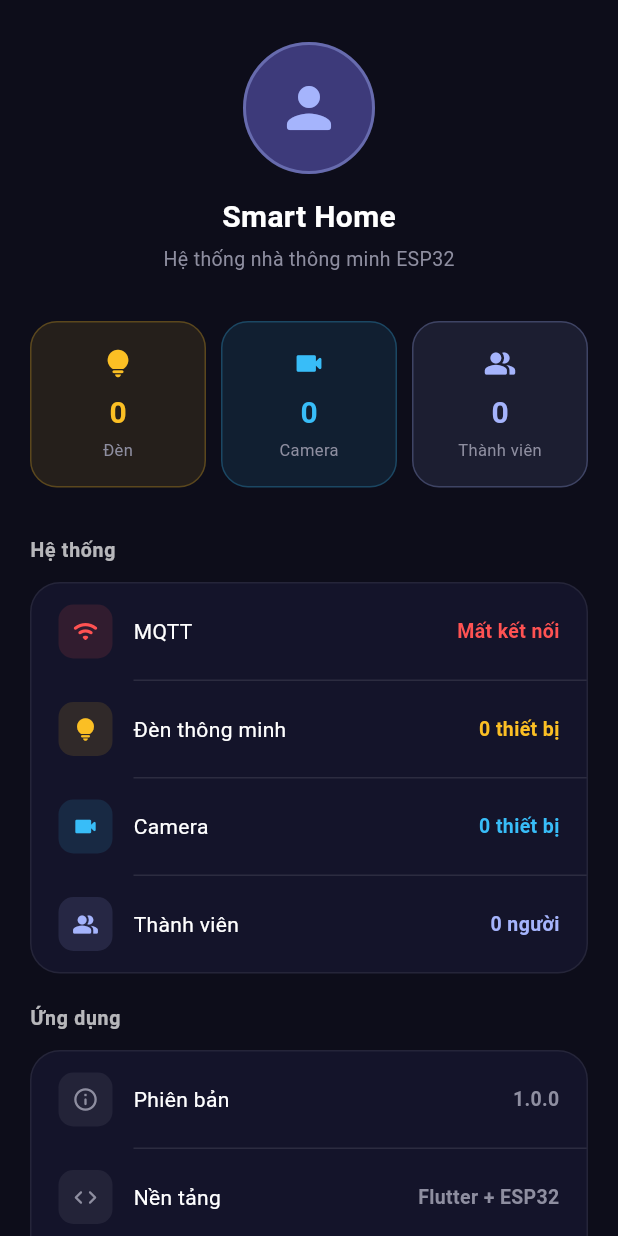
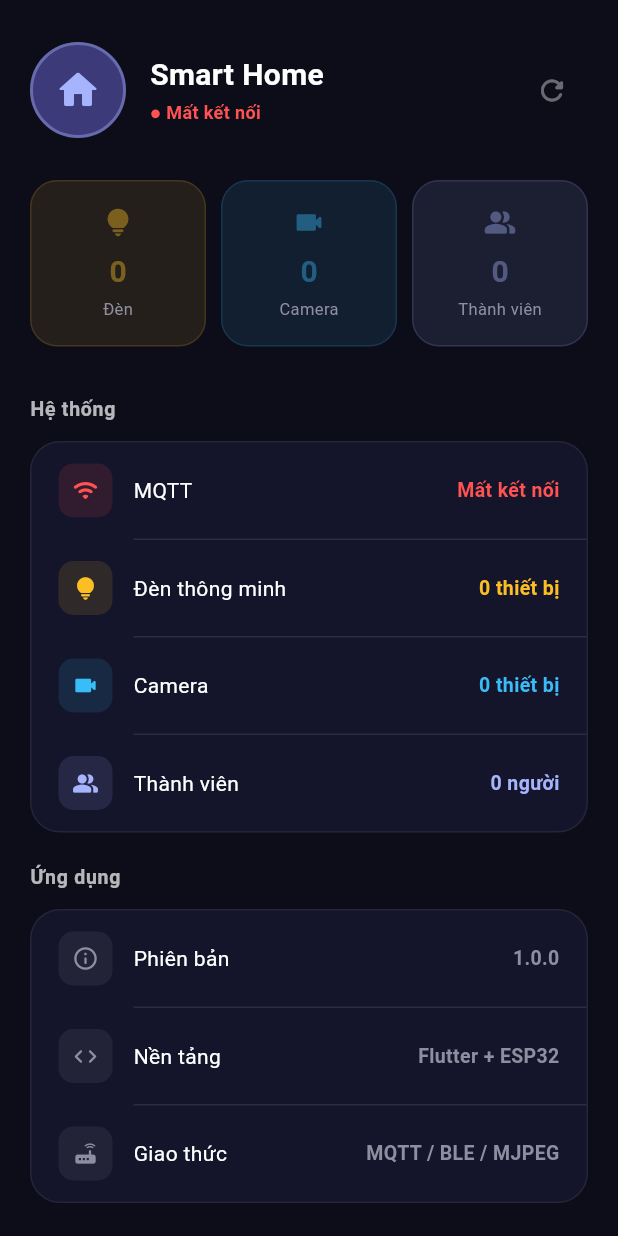
Before and after one commit to thinh1122/smart-home-esp32cam-app, a Flutter app: the ProfileScreen screen opened directly, on a phone screen of 412 x 824 dp. Run offline on Flutter 3.47's test engine with Material 3 defaults, Android fonts, the phone set to English and light mode, and no system bars; our stand-ins replace flutter_blue_plus, flutter_local_notifications, image_picker, shared_preferences, sqflite; missing offline and left inert: bonsoir, mqtt_client, wifi_scan; accounts and stored records are empty; network calls fail.

Commit message:
Feat: đổi vị trí tab Devices/Profile + xoá switch trong Devices + navigate từ Profile
- Tab order: Home / Members / Devices / Profile
- DevicesScreen: bỏ nút bật/tắt, chỉ giữ nút xoá
- ProfileScreen: bấm Đèn → chọn phòng → điều khiển; Camera → Home; Thành viên → MembersScreen

Co-Authored-By: Claude Sonnet 4.6 <noreply@anthropic.com>

```diff
--- a/FLUTTER/lib/presentation/screens/main_screen.dart
+++ b/FLUTTER/lib/presentation/screens/main_screen.dart
@@ -18,15 +18,15 @@ class _MainScreenState extends State<MainScreen> {
   static const _tabs = [
     _TabItem(icon: Icons.home_rounded,      label: 'Home'),
     _TabItem(icon: Icons.people_alt_rounded, label: 'Members'),
+    _TabItem(icon: Icons.devices_rounded,    label: 'Devices'),
     _TabItem(icon: Icons.person_rounded,     label: 'Profile'),
-    _TabItem(icon: Icons.devices_rounded,    label: 'Devices'),
   ];
 
   final _pages = const [
     HomeDashboard(),
     MembersScreen(),
+    DevicesScreen(),
     ProfileScreen(),
-    DevicesScreen(),
   ];
 
   @override
--- a/FLUTTER/lib/presentation/screens/profile/profile_screen.dart
+++ b/FLUTTER/lib/presentation/screens/profile/profile_screen.dart
@@ -2,6 +2,8 @@ import 'package:flutter/material.dart';
 import '../../../core/theme/app_theme.dart';
 import '../../../core/services/database_helper.dart';
 import '../../../core/services/mqtt_service.dart';
+import '../lights/living_room_light_screen.dart';
+import '../members/members_screen.dart';
 
 class ProfileScreen extends StatefulWidget {
   const ProfileScreen({super.key});
@@ -11,10 +13,11 @@ class ProfileScreen extends StatefulWidget {
 }
 
 class _ProfileScreenState extends State<ProfileScreen> {
-  int _lightCount  = 0;
-  int _cameraCount = 0;
-  int _memberCount = 0;
-  bool _mqttOk     = false;
+  int  _lightCount  = 0;
+  int  _cameraCount = 0;
+  int  _memberCount = 0;
+  bool _mqttOk      = false;
+  List<Map<String, dynamic>> _lightDevices = [];
 
   @override
   void initState() {
@@ -25,14 +28,70 @@ class _ProfileScreenState extends State<ProfileScreen> {
   Future<void> _loadStats() async {
     final devices = await DatabaseHelper.instance.getAllDevices();
     final members = await DatabaseHelper.instance.getAllMembers();
-    final mqtt    = MQTTService().isConnected;
     if (!mounted) return;
     setState(() {
-      _lightCount  = devices.where((d) => d['device_type'] == 'light').length;
-      _cameraCount = devices.where((d) => d['device_type'] == 'camera').length;
-      _memberCount = members.length;
-      _mqttOk      = mqtt;
+      _lightDevices = devices.where((d) => d['device_type'] == 'light').toList();
+      _lightCount   = _lightDevices.length;
+      _cameraCount  = devices.where((d) => d['device_type'] == 'camera').length;
+      _memberCount  = members.length;
+      _mqttOk       = MQTTService().isConnected;
     });
+  }
+
+  // Bấm vào chip đèn → chọn phòng rồi navigate
+  void _onTapLight() {
+    if (_lightDevices.isEmpty) return;
+    if (_lightDevices.length == 1) {
+      final room = _lightDevices.first['room'] as String;
+      Navigator.push(context,
+          MaterialPageRoute(builder: (_) => LivingRoomLightScreen(room: room)));
+      return;
+    }
+    // Có nhiều đèn → hiện bottom sheet chọn phòng
+    showModalBottomSheet(
+      context: context,
+      backgroundColor: AppColors.card,
+      shape: const RoundedRectangleBorder(
+          borderRadius: BorderRadius.vertical(top: Radius.circular(24))),
+      builder: (ctx) => Padding(
+        padding: const EdgeInsets.fromLTRB(24, 16, 24, 32),
+        child: Column(
+          mainAxisSize: MainAxisSize.min,
+          crossAxisAlignment: CrossAxisAlignment.start,
+          children: [
+            Center(child: Container(width: 40, height: 4,
+                decoration: BoxDecoration(color: Colors.white24, borderRadius: BorderRadius.circular(2)))),
+            const SizedBox(height: 16),
+            const Text('Chọn phòng', style: TextStyle(color: Colors.white, fontSize: 16, fontWeight: FontWeight.bold)),
+            const SizedBox(height: 12),
+            ..._lightDevices.map((d) {
+              final room = d['room'] as String;
+              final name = d['name'] as String;
+              return ListTile(
+                leading: const Icon(Icons.lightbulb_rounded, color: AppColors.lightColor),
+                title: Text(name, style: const TextStyle(color: Colors.white)),
+                subtitle: Text(room, style: const TextStyle(color: AppColors.textSecondary, fontSize: 12)),
+                onTap: () {
+                  Navigator.pop(ctx);
+                  Navigator.push(context,
+                      MaterialPageRoute(builder: (_) => LivingRoomLightScreen(room: room)));
+                },
+              );
+            }),
+          ],
+        ),
+      ),
+    );
+  }
+
+  void _onTapCamera() {
+    // Navigate về Home tab (index 0) — dùng Navigator pop về root
+    Navigator.of(context).popUntil((r) => r.isFirst);
+  }
+
+  void _onTapMembers() {
+    Navigator.push(context,
+        MaterialPageRoute(builder: (_) => const MembersScreen()));
   }
 
   @override
@@ -44,31 +103,48 @@ class _ProfileScreenState extends State<ProfileScreen> {
           padding: const EdgeInsets.symmetric(horizontal: 20),
           children: [
             const SizedBox(height: 28),
-            _buildAvatar(),
-            const SizedBox(height: 32),
+            _buildHeader(),
+            const SizedBox(height: 28),
             _buildStatRow(),
             const SizedBox(height: 32),
             _sectionTitle('Hệ thống'),
             const SizedBox(height: 12),
             _buildInfoCard([
-              _InfoRow(Icons.wifi_rounded,
-                  'MQTT',
-                  _mqttOk ? 'Đã kết nối' : 'Mất kết nối',
-                  _mqttOk ? AppColors.success : Colors.redAccent),
-              _InfoRow(Icons.lightbulb_rounded,
-                  'Đèn thông minh', '$_lightCount thiết bị', AppColors.lightColor),
-              _InfoRow(Icons.videocam_rounded,
-                  'Camera', '$_cameraCount thiết bị', AppColors.cameraColor),
-              _InfoRow(Icons.people_alt_rounded,
-                  'Thành viên', '$_memberCount người', AppColors.accentLight),
+              _InfoTile(
+                icon: Icons.wifi_rounded,
+                label: 'MQTT',
+                value: _mqttOk ? 'Đã kết nối' : 'Mất kết nối',
+                color: _mqttOk ? AppColors.success : Colors.redAccent,
+              ),
+              _InfoTile(
+                icon: Icons.lightbulb_rounded,
+                label: 'Đèn thông minh',
+                value: '$_lightCount thiết bị',
+                color: AppColors.lightColor,
+                onTap: _lightCount > 0 ? _onTapLight : null,
+              ),
+              _InfoTile(
+                icon: Icons.videocam_rounded,
+                label: 'Camera',
+                value: '$_cameraCount thiết bị',
+                color: AppColors.cameraColor,
+                onTap: _cameraCount > 0 ? _onTapCamera : null,
+              ),
+              _InfoTile(
+                icon: Icons.people_alt_rounded,
+                label: 'Thành viên',
+                value: '$_memberCount người',
+                color: AppColors.accentLight,
+                onTap: _memberCount > 0 ? _onTapMembers : null,
+              ),
             ]),
             const SizedBox(height: 20),
             _sectionTitle('Ứng dụng'),
             const SizedBox(height: 12),
             _buildInfoCard([
-              _InfoRow(Icons.info_outline_rounded, 'Phiên bản', '1.0.0', AppColors.textSecondary),
-              _InfoRow(Icons.code_rounded, 'Nền tảng', 'Flutter + ESP32', AppColors.textSecondary),
-              _InfoRow(Icons.router_rounded, 'Giao thức', 'MQTT / BLE / MJPEG', AppColors.textSecondary),
+              _InfoTile(icon: Icons.info_outline_rounded, label: 'Phiên bản', value: '1.0.0', color: AppColors.textSecondary),
+              _InfoTile(icon: Icons.code_rounded, label: 'Nền tảng', value: 'Flutter + ESP32', color: AppColors.textSecondary),
+              _InfoTile(icon: Icons.router_rounded, label: 'Giao thức', value: 'MQTT / BLE / MJPEG', color: AppColors.textSecondary),
             ]),
             const SizedBox(height: 32),
           ],
@@ -77,24 +153,40 @@ class _ProfileScreenState extends State<ProfileScreen> {
     );
   }
 
-  Widget _buildAvatar() {
-    return Column(
+  Widget _buildHeader() {
+    return Row(
       children: [
         Container(
-          width: 88, height: 88,
+          width: 64, height: 64,
           decoration: BoxDecoration(
             shape: BoxShape.circle,
             color: AppColors.accentDim,
             border: Border.all(color: AppColors.accentLight.withOpacity(0.4), width: 2),
           ),
-          child: const Icon(Icons.person_rounded, color: AppColors.accentLight, size: 44),
+          child: const Icon(Icons.home_rounded, color: AppColors.accentLight, size: 32),
         ),
-        const SizedBox(height: 14),
+        const SizedBox(width: 16),
+        Expanded(
+          child: Column(
+            crossAxisAlignment: CrossAxisAlignment.start,
+            children: [
               const Text('Smart Home',
                   style: TextStyle(color: Colors.white, fontSize: 20, fontWeight: FontWeight.bold)),
-        const SizedBox(height: 4),
-        const Text('Hệ thống nhà thông minh ESP32',
-            style: TextStyle(color: AppColors.textSecondary, fontSize: 13)),
+              const SizedBox(height: 2),
+              Text(
+                _mqttOk ? '● Đang hoạt động' : '● Mất kết nối',
+                style: TextStyle(
+                  color: _mqttOk ? AppColors.success : Colors.redAccent,
+                  fontSize: 12, fontWeight: FontWeight.w600,
+                ),
+              ),
+            ],
+          ),
+        ),
+        IconButton(
+          onPressed: _loadStats,
+          icon: const Icon(Icons.refresh_rounded, color: Colors.white38, size: 22),
+        ),
       ],
     );
   }
@@ -102,46 +194,55 @@ class _ProfileScreenState extends State<ProfileScreen> {
   Widget _buildStatRow() {
     return Row(
       children: [
-        _statChip(Icons.lightbulb_rounded,    '$_lightCount',  'Đèn',      AppColors.lightColor),
+        _statChip(Icons.lightbulb_rounded, '$_lightCount', 'Đèn',
+            AppColors.lightColor, _lightCount > 0 ? _onTapLight : null),
         const SizedBox(width: 10),
-        _statChip(Icons.videocam_rounded,     '$_cameraCount', 'Camera',   AppColors.cameraColor),
+        _statChip(Icons.videocam_rounded, '$_cameraCount', 'Camera',
+            AppColors.cameraColor, _cameraCount > 0 ? _onTapCamera : null),
         const SizedBox(width: 10),
-        _statChip(Icons.people_alt_rounded,   '$_memberCount', 'Thành viên', AppColors.accentLight),
+        _statChip(Icons.people_alt_rounded, '$_memberCount', 'Thành viên',
+            AppColors.accentLight, _memberCount > 0 ? _onTapMembers : null),
       ],
     );
   }
 
-  Widget _statChip(IconData icon, String value, String label, Color color) {
+  Widget _statChip(IconData icon, String value, String label, Color color, VoidCallback? onTap) {
     return Expanded(
+      child: GestureDetector(
+        onTap: onTap,
         child: Container(
           padding: const EdgeInsets.symmetric(vertical: 16),
           decoration: BoxDecoration(
             color: color.withOpacity(0.1),
             borderRadius: BorderRadius.circular(18),
-          border: Border.all(color: color.withOpacity(0.25)),
+            border: Border.all(color: color.withOpacity(onTap != null ? 0.35 : 0.15)),
           ),
           child: Column(
             children: [
-            Icon(icon, color: color, size: 22),
+              Icon(icon, color: onTap != null ? color : color.withOpacity(0.4), size: 22),
               const SizedBox(height: 8),
               Text(value,
-                style: TextStyle(color: color, fontSize: 20, fontWeight: FontWeight.bold)),
+                  style: TextStyle(
+                      color: onTap != null ? color : color.withOpacity(0.4),
+                      fontSize: 20, fontWeight: FontWeight.bold)),
               const SizedBox(height: 2),
-            Text(label,
-                style: const TextStyle(color: AppColors.textSecondary, fontSize: 11)),
+              Text(label, style: const TextStyle(color: AppColors.textSecondary, fontSize: 11)),
+              if (onTap != null) ...[
+                const SizedBox(height: 4),
+                Icon(Icons.arrow_forward_ios_rounded, color: color.withOpacity(0.5), size: 10),
               ],
+            ],
+          ),
         ),
       ),
     );
   }
 
-  Widget _sectionTitle(String title) {
-    return Text(title,
+  Widget _sectionTitle(String title) => Text(title,
       style: const TextStyle(color: Colors.white70, fontSize: 13,
           fontWeight: FontWeight.bold, letterSpacing: 0.5));
-  }
 
-  Widget _buildInfoCard(List<_InfoRow> rows) {
+  Widget _buildInfoCard(List<_InfoTile> tiles) {
     return Container(
       decoration: BoxDecoration(
         color: AppColors.card,
@@ -149,35 +250,48 @@ class _ProfileScreenState extends State<ProfileScreen> {
         border: Border.all(color: Colors.white.withOpacity(0.07)),
       ),
       child: Column(
-        children: rows.asMap().entries.map((e) {
-          final i   = e.key;
-          final row = e.value;
+        children: tiles.asMap().entries.map((e) {
+          final i    = e.key;
+          final tile = e.value;
           return Column(
             children: [
-              Padding(
+              Material(
+                color: Colors.transparent,
+                child: InkWell(
+                  borderRadius: BorderRadius.circular(i == 0
+                      ? 20 : i == tiles.length - 1 ? 20 : 0),
+                  onTap: tile.onTap,
+                  child: Padding(
                     padding: const EdgeInsets.symmetric(horizontal: 18, vertical: 14),
                     child: Row(
                       children: [
                         Container(
                           width: 36, height: 36,
                           decoration: BoxDecoration(
-                        color: row.color.withOpacity(0.12),
+                            color: tile.color.withOpacity(0.12),
                             borderRadius: BorderRadius.circular(10),
                           ),
-                      child: Icon(row.icon, color: row.color, size: 18),
+                          child: Icon(tile.icon, color: tile.color, size: 18),
                         ),
                         const SizedBox(width: 14),
                         Expanded(
-                      child: Text(row.label,
+                          child: Text(tile.label,
                               style: const TextStyle(color: Colors.white, fontSize: 14)),
                         ),
-                    Text(row.value,
-                        style: TextStyle(color: row.color, fontSize: 13,
+                        Text(tile.value,
+                            style: TextStyle(color: tile.color, fontSize: 13,
                                 fontWeight: FontWeight.w600)),
+                        if (tile.onTap != null) ...[
+                          const SizedBox(width: 6),
+                          Icon(Icons.chevron_right_rounded,
+                              color: tile.color.withOpacity(0.5), size: 18),
+                        ],
                       ],
                     ),
                   ),
-              if (i < rows.length - 1)
+                ),
+              ),
+              if (i < tiles.length - 1)
                 const Divider(height: 1, color: Colors.white10, indent: 68),
             ],
           );
@@ -187,9 +301,11 @@ class _ProfileScreenState extends State<ProfileScreen> {
   }
 }
 
-class _InfoRow {
+class _InfoTile {
   final IconData icon;
   final String   label, value;
   final Color    color;
-  const _InfoRow(this.icon, this.label, this.value, this.color);
+  final VoidCallback? onTap;
+  const _InfoTile({required this.icon, required this.label,
+      required this.value, required this.color, this.onTap});
 }
```
Also changed, not shown: FLUTTER/lib/presentation/screens/devices/devices_screen.dart (+3 -16 lines). Lines whose indentation alone changed are shown as unchanged.
